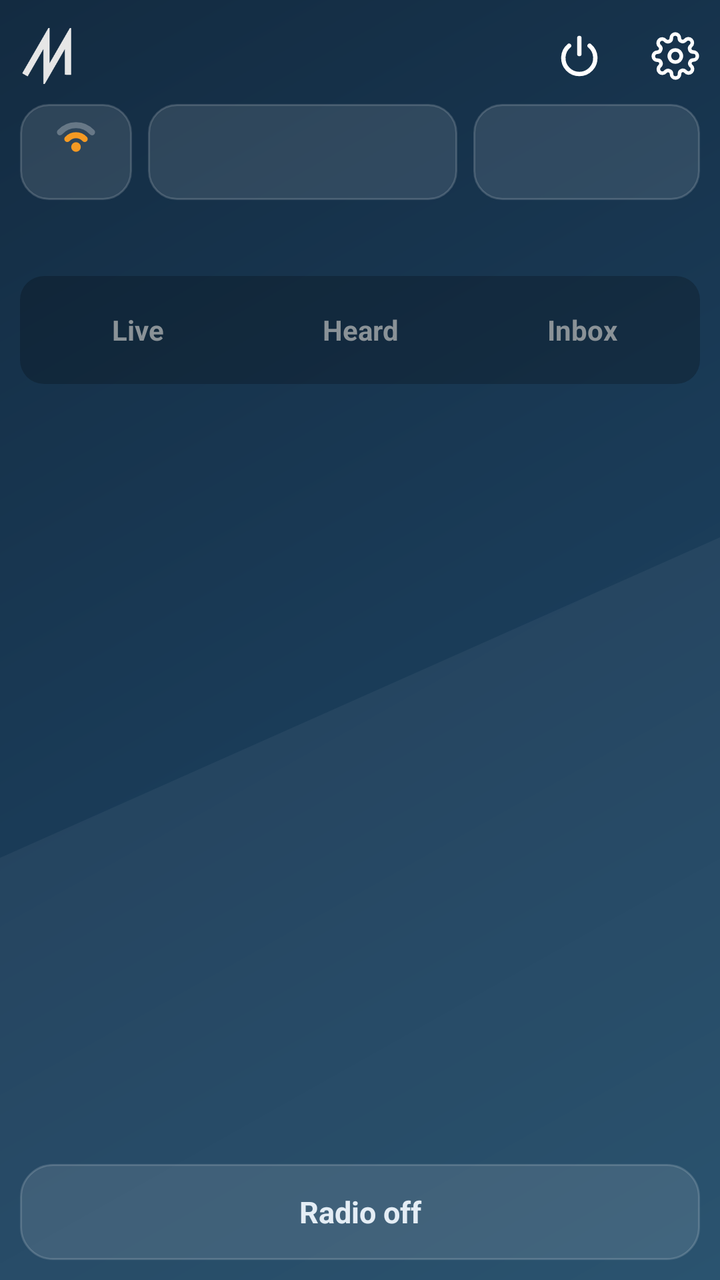
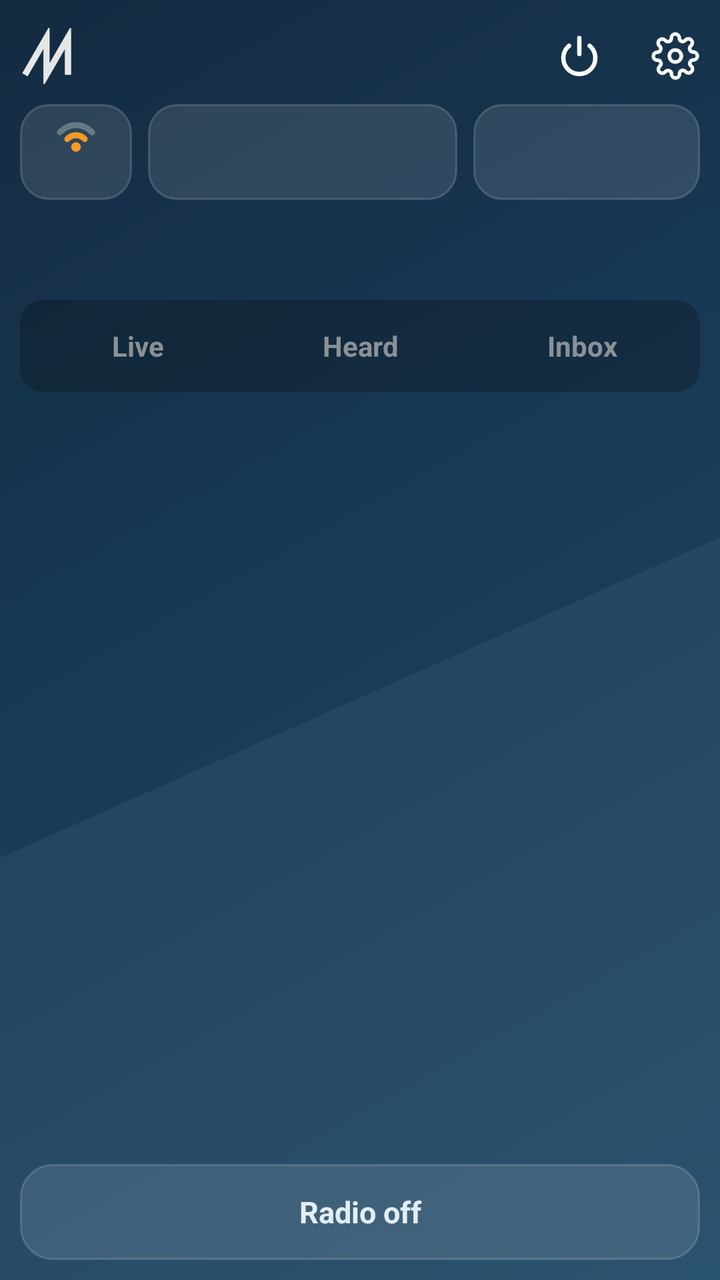

An Android layout rendered at two revisions. The XML below is the earlier revision; the diff shows what the commit changed to produce the second picture.
<!-- AndroidManifest.xml: application theme AppTheme -->
<!-- res/layout/main.xml -->
<?xml version="1.0" encoding="utf-8"?>
<LinearLayout xmlns:android="http://schemas.android.com/apk/res/android"
    android:layout_width="match_parent" android:layout_height="match_parent"
    android:orientation="vertical" android:paddingLeft="10dp" android:paddingRight="10dp" android:paddingTop="4dp">

    <LinearLayout android:id="@+id/header" android:layout_width="match_parent" android:layout_height="48dp"
        android:orientation="horizontal" android:gravity="center_vertical">
        <ImageView android:layout_width="28dp" android:layout_height="28dp" android:src="@drawable/logo" android:contentDescription="@string/m17" />
        <TextView android:id="@+id/status" android:layout_width="0dp" android:layout_weight="1" android:layout_height="wrap_content"
            android:paddingLeft="8dp" android:textColor="@color/text3" android:textSize="11.5sp" android:maxLines="2" />
        <ImageButton android:id="@+id/power" android:layout_width="48dp" android:layout_height="48dp" android:src="@drawable/ic_power"
            android:background="@drawable/row_bg" android:contentDescription="@string/main_power_desc" />
        
        <ImageButton android:id="@+id/gear" android:layout_width="48dp" android:layout_height="48dp" android:src="@drawable/ic_gear"
            android:layout_marginRight="-12dp" android:background="@drawable/row_bg" android:contentDescription="@string/main_gear_desc" />
    </LinearLayout>

    
    <LinearLayout android:layout_width="match_parent" android:layout_height="wrap_content" android:orientation="horizontal"
        android:gravity="center_vertical" android:paddingBottom="8dp">
        <LinearLayout android:id="@+id/powerBtn" android:layout_width="56dp" android:layout_height="48dp" android:orientation="vertical"
            android:gravity="center" android:background="@drawable/toggle" android:clickable="true" android:focusable="true">
            <ImageView android:id="@+id/powerIcon" android:layout_width="26dp" android:layout_height="16dp" android:src="@drawable/ic_txpower_lo"
                android:importantForAccessibility="no" />
            <TextView android:id="@+id/powerText" android:layout_width="wrap_content" android:layout_height="wrap_content" android:layout_marginTop="2dp"
                android:textColor="@color/white" android:textStyle="bold" android:textSize="10sp" android:importantForAccessibility="no" />
        </LinearLayout>
        <TextView android:id="@+id/modeBtn" android:layout_width="0dp" android:layout_weight="1.37" android:layout_height="48dp"
            android:layout_marginLeft="8dp" android:background="@drawable/toggle" android:gravity="center"
            android:textColor="@color/white" android:textStyle="bold" android:textSize="15sp" />
        <TextView android:id="@+id/memBtn" android:layout_width="0dp" android:layout_weight="1" android:layout_height="48dp"
            android:layout_marginLeft="8dp" android:background="@drawable/toggle" android:gravity="center"
            android:textColor="@color/white" android:textStyle="bold" android:textSize="15sp" />
    </LinearLayout>

    <FrameLayout android:id="@+id/freqHolder" android:layout_width="match_parent" android:layout_height="wrap_content"
        android:background="@drawable/card" android:paddingLeft="4dp" android:paddingRight="4dp" />

    <LinearLayout android:layout_width="match_parent" android:layout_height="30dp" android:orientation="horizontal"
        android:gravity="center_vertical" android:paddingLeft="4dp">
        <View android:id="@+id/sigBar" android:layout_width="3dp" android:layout_height="14dp" />
        <TextView android:id="@+id/sigText" android:layout_width="0dp" android:layout_weight="1" android:layout_height="wrap_content"
            android:paddingLeft="8dp" android:textColor="@color/text3" android:textSize="12sp" android:singleLine="true" android:ellipsize="end" />
    </LinearLayout>

    <LinearLayout android:layout_width="match_parent" android:layout_height="wrap_content" android:orientation="horizontal"
        android:background="@drawable/seg_bg" android:padding="3dp">
        <TextView android:id="@+id/tabLive" android:layout_width="0dp" android:layout_weight="1" android:layout_height="48dp"
            android:gravity="center" android:textStyle="bold" android:textSize="14sp" android:text="@string/main_tablive" />
        <TextView android:id="@+id/tabHeard" android:layout_width="0dp" android:layout_weight="1" android:layout_height="48dp"
            android:gravity="center" android:textStyle="bold" android:textSize="14sp" android:text="@string/main_tabheard" />
        <LinearLayout android:id="@+id/tabInbox" android:layout_width="0dp" android:layout_weight="1" android:layout_height="48dp"
            android:orientation="horizontal" android:gravity="center">
            <TextView android:id="@+id/tabInboxText" android:layout_width="wrap_content" android:layout_height="wrap_content"
                android:textStyle="bold" android:textSize="14sp" android:text="@string/main_tabinboxtext" />
            <TextView android:id="@+id/inboxBadge" android:layout_width="wrap_content" android:layout_height="18dp" android:minWidth="18dp"
                android:layout_marginLeft="6dp" android:background="@drawable/badge" android:gravity="center" android:paddingLeft="5dp" android:paddingRight="5dp"
                android:textColor="@color/on_orange" android:textSize="11sp" android:textStyle="bold" android:visibility="gone" />
        </LinearLayout>
    </LinearLayout>

    <FrameLayout android:layout_width="match_parent" android:layout_height="0dp" android:layout_weight="1" android:paddingTop="8dp">
        <ScrollView android:id="@+id/panelLive" android:layout_width="match_parent" android:layout_height="match_parent">
            <LinearLayout android:id="@+id/liveBox" android:layout_width="match_parent" android:layout_height="wrap_content" android:orientation="vertical" />
        </ScrollView>
        <LinearLayout android:id="@+id/panelHeard" android:layout_width="match_parent" android:layout_height="match_parent" android:orientation="vertical" android:visibility="gone">
            <ScrollView android:layout_width="match_parent" android:layout_height="0dp" android:layout_weight="1">
                <LinearLayout android:id="@+id/heardList" android:layout_width="match_parent" android:layout_height="wrap_content" android:orientation="vertical"
                    android:background="@drawable/card" />
            </ScrollView>
            <LinearLayout android:layout_width="match_parent" android:layout_height="wrap_content" android:orientation="horizontal" android:paddingTop="6dp" android:gravity="right">
                <Button android:id="@+id/heardClear" android:layout_width="wrap_content" android:layout_height="44dp" android:minWidth="88dp" android:minHeight="0dp"
                    android:background="@drawable/btn" android:textColor="@color/white" android:textStyle="bold" android:textAllCaps="false" android:text="@string/main_heardclear" />
            </LinearLayout>
        </LinearLayout>
        <LinearLayout android:id="@+id/panelInbox" android:layout_width="match_parent" android:layout_height="match_parent" android:orientation="vertical" android:visibility="gone">
            <ScrollView android:layout_width="match_parent" android:layout_height="0dp" android:layout_weight="1">
                <LinearLayout android:id="@+id/inboxList" android:layout_width="match_parent" android:layout_height="wrap_content" android:orientation="vertical" />
            </ScrollView>
            <LinearLayout android:layout_width="match_parent" android:layout_height="wrap_content" android:orientation="horizontal" android:paddingTop="6dp">
                <Button android:id="@+id/smsNew" android:layout_width="0dp" android:layout_weight="1" android:layout_height="44dp" android:minHeight="0dp" android:background="@drawable/btn_primary"
                    android:textColor="@color/on_orange" android:textStyle="bold" android:textAllCaps="false" android:text="@string/main_smsnew" />
                <Button android:id="@+id/smsClear" android:layout_width="wrap_content" android:layout_height="44dp" android:minWidth="88dp" android:minHeight="0dp"
                    android:layout_marginLeft="8dp" android:background="@drawable/btn" android:textColor="@color/white" android:textStyle="bold"
                    android:textAllCaps="false" android:text="@string/main_heardclear" />
            </LinearLayout>
        </LinearLayout>
    </FrameLayout>

    <TextView android:id="@+id/txBar" android:layout_width="match_parent" android:layout_height="48dp" android:layout_marginTop="8dp"
        android:layout_marginBottom="10dp" android:gravity="center" android:textStyle="bold" android:textSize="15sp"
        android:background="@drawable/card" android:textColor="@color/text2" android:text="@string/main_txbar" />
</LinearLayout>
<!-- resources referenced by this layout -->
<resources>
  <color name="on_orange">#1B1206</color>
  <color name="text2">#E4EDF5</color>
  <color name="text3">#D3E0EB</color>
  <color name="white">#FFFFFF</color>
  <!-- drawable badge (drawable) -->
  <?xml version="1.0" encoding="utf-8"?>
  <shape xmlns:android="http://schemas.android.com/apk/res/android"><corners android:radius="4dp" /><solid android:color="@color/orange" /></shape>
  <!-- drawable btn_primary (drawable) -->
  <?xml version="1.0" encoding="utf-8"?>
  <selector xmlns:android="http://schemas.android.com/apk/res/android">
      <item android:state_pressed="true"><shape><corners android:radius="10dp" /><solid android:color="#D9831A" /></shape></item>
      <item><shape><corners android:radius="10dp" /><solid android:color="@color/orange" /></shape></item>
  </selector>
  <!-- drawable card (drawable) -->
  <?xml version="1.0" encoding="utf-8"?>
  <shape xmlns:android="http://schemas.android.com/apk/res/android">
      <corners android:radius="16dp" /><solid android:color="#1CFFFFFF" /><stroke android:width="1dp" android:color="#29FFFFFF" />
  </shape>
  <!-- drawable ic_power (drawable) -->
  <?xml version="1.0" encoding="utf-8"?>
  <vector xmlns:android="http://schemas.android.com/apk/res/android"
      android:width="24dp" android:height="24dp" android:viewportWidth="24" android:viewportHeight="24">
      <path android:strokeColor="@color/white" android:strokeWidth="2.2" android:strokeLineCap="round"
          android:pathData="M6.86,6.87 A8,8 0 1,0 17.14,6.87 M12,3 L12,11" />
  </vector>
  <!-- drawable row_bg (drawable) -->
  <?xml version="1.0" encoding="utf-8"?>
  <selector xmlns:android="http://schemas.android.com/apk/res/android">
      <item android:state_pressed="true"><color android:color="#1FFFFFFF" /></item>
      <item><color android:color="#00000000" /></item>
  </selector>
  <!-- drawable seg_bg (drawable) -->
  <?xml version="1.0" encoding="utf-8"?>
  <shape xmlns:android="http://schemas.android.com/apk/res/android"><corners android:radius="12dp" /><solid android:color="#38000000" /></shape>
  <!-- drawable toggle (drawable) -->
  <?xml version="1.0" encoding="utf-8"?>
  <selector xmlns:android="http://schemas.android.com/apk/res/android">
      <item android:state_pressed="true"><shape><corners android:radius="14dp" /><solid android:color="#33FFFFFF" /><stroke android:width="1dp" android:color="#29FFFFFF" /></shape></item>
      <item><shape><corners android:radius="14dp" /><solid android:color="#1CFFFFFF" /><stroke android:width="1dp" android:color="#29FFFFFF" /></shape></item>
  </selector>
  <string name="m17">M17</string>
  <string name="main_gear_desc">Settings</string>
  <string name="main_heardclear">Clear</string>
  <string name="main_power_desc">Start or stop the radio</string>
  <string name="main_smsnew">New SMS</string>
  <string name="main_tabheard">Heard</string>
  <string name="main_tabinboxtext">Inbox</string>
  <string name="main_tablive">Live</string>
  <string name="main_txbar">Radio off</string>
  <color name="orange">#F59A23</color>
  <color name="bg_top">#132B41</color>
  <color name="nav_bar">#1F4A68</color>
  <style name="Dialog" parent="@android:style/Theme.DeviceDefault.Dialog.Alert">
          <item name="android:colorAccent">@color/orange</item>
          <item name="android:colorBackground">@color/bg_mid</item>
          <item name="android:textColorPrimary">@color/white</item>
          <item name="android:textColorSecondary">@color/text3</item>
      </style>
  <color name="bg_mid">#1A3B57</color>
  <color name="bg_bottom">#1F4A68</color>
  <!-- unchanged entries left out for length: 6 -->
</resources>

<!-- the commit's change to res/layout/main.xml (unified diff, before → after) -->
@@ -7,7 +7,8 @@
         android:orientation="horizontal" android:gravity="center_vertical">
         <ImageView android:layout_width="28dp" android:layout_height="28dp" android:src="@drawable/logo" android:contentDescription="@string/m17" />
         <TextView android:id="@+id/status" android:layout_width="0dp" android:layout_weight="1" android:layout_height="wrap_content"
-            android:paddingLeft="8dp" android:textColor="@color/text3" android:textSize="11.5sp" android:maxLines="2" />
+            android:paddingLeft="8dp" android:textColor="@color/text3" android:textSize="11.5sp" android:maxLines="2"
+            android:includeFontPadding="false" android:lineSpacingMultiplier="0.95" />
         <ImageButton android:id="@+id/power" android:layout_width="48dp" android:layout_height="48dp" android:src="@drawable/ic_power"
             android:background="@drawable/row_bg" android:contentDescription="@string/main_power_desc" />
         
@@ -17,7 +18,7 @@
 
     
     <LinearLayout android:layout_width="match_parent" android:layout_height="wrap_content" android:orientation="horizontal"
-        android:gravity="center_vertical" android:paddingBottom="8dp">
+        android:gravity="center_vertical" android:paddingBottom="14dp">
         <LinearLayout android:id="@+id/powerBtn" android:layout_width="56dp" android:layout_height="48dp" android:orientation="vertical"
             android:gravity="center" android:background="@drawable/toggle" android:clickable="true" android:focusable="true">
             <ImageView android:id="@+id/powerIcon" android:layout_width="26dp" android:layout_height="16dp" android:src="@drawable/ic_txpower_lo"
@@ -34,7 +35,7 @@
     </LinearLayout>
 
     <FrameLayout android:id="@+id/freqHolder" android:layout_width="match_parent" android:layout_height="wrap_content"
-        android:background="@drawable/card" android:paddingLeft="4dp" android:paddingRight="4dp" />
+        android:layout_marginBottom="6dp" android:background="@drawable/card" android:paddingLeft="4dp" android:paddingRight="4dp" />
 
     <LinearLayout android:layout_width="match_parent" android:layout_height="30dp" android:orientation="horizontal"
         android:gravity="center_vertical" android:paddingLeft="4dp">
@@ -45,11 +46,11 @@
 
     <LinearLayout android:layout_width="match_parent" android:layout_height="wrap_content" android:orientation="horizontal"
         android:background="@drawable/seg_bg" android:padding="3dp">
-        <TextView android:id="@+id/tabLive" android:layout_width="0dp" android:layout_weight="1" android:layout_height="48dp"
+        <TextView android:id="@+id/tabLive" android:layout_width="0dp" android:layout_weight="1" android:layout_height="40dp"
             android:gravity="center" android:textStyle="bold" android:textSize="14sp" android:text="@string/main_tablive" />
-        <TextView android:id="@+id/tabHeard" android:layout_width="0dp" android:layout_weight="1" android:layout_height="48dp"
+        <TextView android:id="@+id/tabHeard" android:layout_width="0dp" android:layout_weight="1" android:layout_height="40dp"
             android:gravity="center" android:textStyle="bold" android:textSize="14sp" android:text="@string/main_tabheard" />
-        <LinearLayout android:id="@+id/tabInbox" android:layout_width="0dp" android:layout_weight="1" android:layout_height="48dp"
+        <LinearLayout android:id="@+id/tabInbox" android:layout_width="0dp" android:layout_weight="1" android:layout_height="40dp"
             android:orientation="horizontal" android:gravity="center">
             <TextView android:id="@+id/tabInboxText" android:layout_width="wrap_content" android:layout_height="wrap_content"
                 android:textStyle="bold" android:textSize="14sp" android:text="@string/main_tabinboxtext" />
